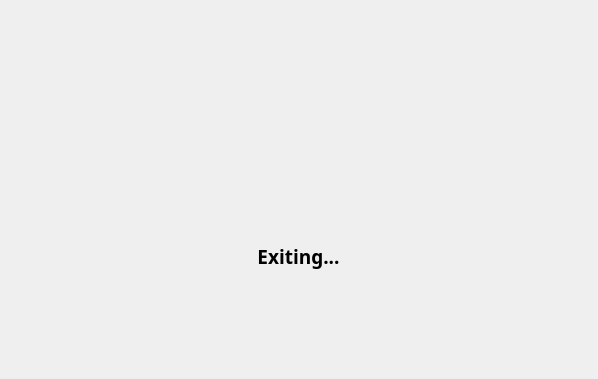
IceflowRE/mp3monitoring, file gui/shutdown_overlay.ui: the form before one commit.
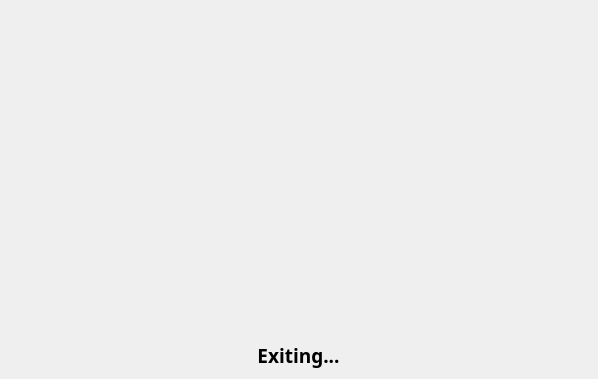
The form after the commit. Custom widgets are drawn as their Qt base class.

Diff of the .ui file:
```diff
--- a/gui/shutdown_overlay.ui
+++ b/gui/shutdown_overlay.ui
@@ -48,10 +48,13 @@
      <property name="orientation">
       <enum>Qt::Vertical</enum>
      </property>
+     <property name="sizeType">
+      <enum>QSizePolicy::Preferred</enum>
+     </property>
      <property name="sizeHint" stdset="0">
       <size>
        <width>20</width>
-       <height>95</height>
+       <height>20</height>
       </size>
      </property>
     </spacer>
@@ -121,10 +124,13 @@
      <property name="orientation">
       <enum>Qt::Vertical</enum>
      </property>
+     <property name="sizeType">
+      <enum>QSizePolicy::Preferred</enum>
+     </property>
      <property name="sizeHint" stdset="0">
       <size>
        <width>20</width>
-       <height>20</height>
+       <height>10</height>
       </size>
      </property>
     </spacer>
```
Left out of the diff: 6 changed lines with no effect on the pictures.
